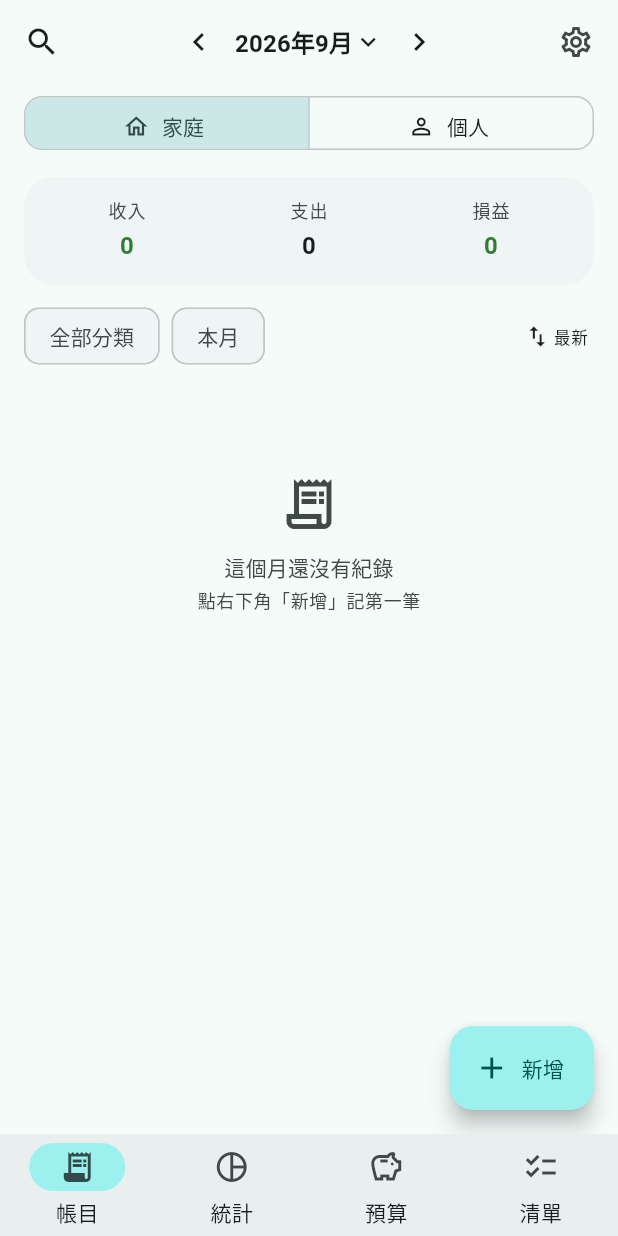
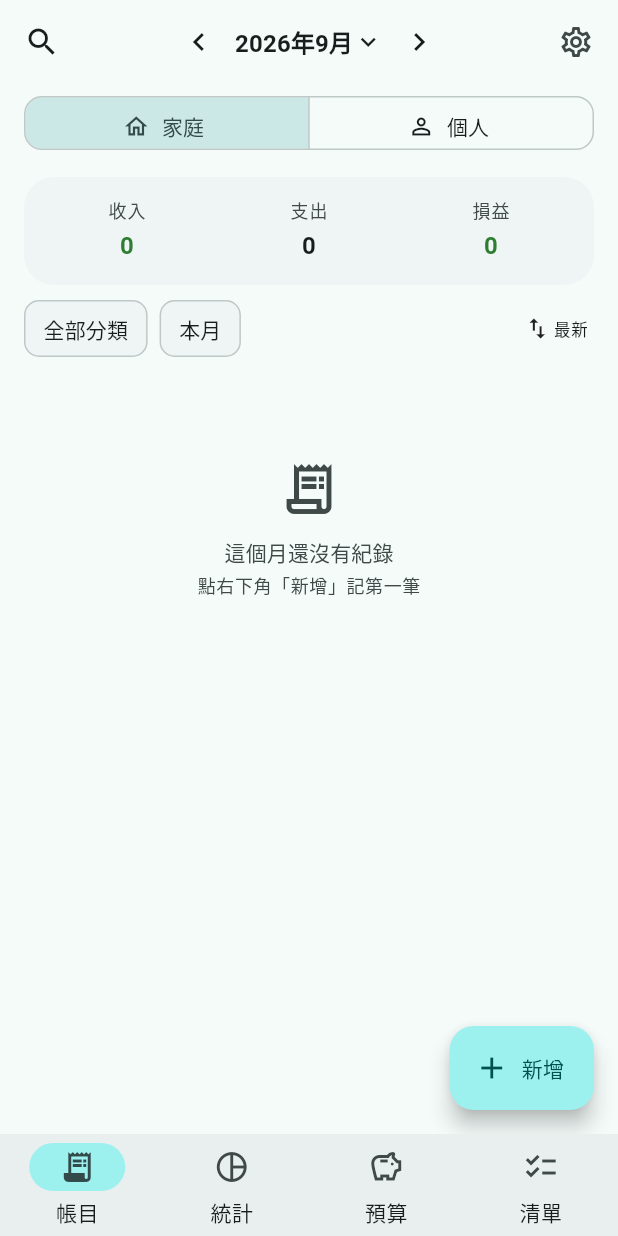
Before and after one commit to mike504110403/accounting, a Flutter app: the EntriesPage screen opened by its route, on a phone screen of 412 x 824 dp. Run offline on Flutter 3.47's test engine with Material 3 defaults, Android fonts, the phone set to English and light mode, and no system bars; our stand-ins replace flutter_riverpod, flutter_slidable, go_router, google_fonts, share_plus, shared_preferences and 2 more; accounts and stored records are empty.

Commit message:
fix(entries): 篩選 pill 自組取代 InputChip——避開特定裝置 Chip 對 CJK 量寬截字

```diff
--- a/lib/features/entries/entries_page.dart
+++ b/lib/features/entries/entries_page.dart
@@ -372,13 +372,12 @@ class _EntriesPageState extends ConsumerState<EntriesPage> {
                                 scrollDirection: Axis.horizontal,
                                 child: Row(
                                   children: [
-                                    InputChip(
+                                    _FilterPill(
                                       key: const Key('filter-category-chip'),
-                                      showCheckmark: false,
-                                      label: Text(_filterCategoryName(categories)),
-                                      selected: _filterCategoryId != null,
-                                      onPressed: () => _pickFilterCategory([...categories]..sort((a, b) => a.sort.compareTo(b.sort))),
-                                      onDeleted: _filterCategoryId == null
+                                      label: _filterCategoryName(categories),
+                                      active: _filterCategoryId != null,
+                                      onTap: () => _pickFilterCategory([...categories]..sort((a, b) => a.sort.compareTo(b.sort))),
+                                      onClear: _filterCategoryId == null
                                           ? null
                                           : () => setState(() {
                                                 _filterCategoryId = null;
@@ -386,13 +385,12 @@ class _EntriesPageState extends ConsumerState<EntriesPage> {
                                               }),
                                     ),
                                     const SizedBox(width: 8),
-                                    InputChip(
+                                    _FilterPill(
                                       key: const Key('filter-range-chip'),
-                                      showCheckmark: false,
-                                      label: Text(_rangeLabel()),
-                                      selected: _range != null,
-                                      onPressed: _pickRange,
-                                      onDeleted: _range == null
+                                      label: _rangeLabel(),
+                                      active: _range != null,
+                                      onTap: _pickRange,
+                                      onClear: _range == null
                                           ? null
                                           : () => setState(() {
                                                 _range = null;
@@ -805,3 +803,58 @@ class _EmptyState extends StatelessWidget {
     );
   }
 }
+
+/// 篩選 pill：自組（Container＋padding＋Text），不用 Chip——
+/// Mike 裝置上 Chip 的內建標籤量寬會把 CJK 量窄導致硬截字（2026-09-04 實錄，
+/// 同頁自組的「細項 N」徽章正常），改用與徽章相同的機制就地免疫。
+class _FilterPill extends StatelessWidget {
+  const _FilterPill({
+    super.key,
+    required this.label,
+    required this.active,
+    required this.onTap,
+    this.onClear,
+  });
+
+  final String label;
+  final bool active;
+  final VoidCallback onTap;
+  final VoidCallback? onClear;
+
+  @override
+  Widget build(BuildContext context) {
+    final t = Theme.of(context);
+    return Material(
+      color: active ? t.colorScheme.secondaryContainer : t.colorScheme.surfaceContainerLow,
+      borderRadius: BorderRadius.circular(10),
+      child: InkWell(
+        borderRadius: BorderRadius.circular(10),
+        onTap: onTap,
+        child: Container(
+          padding: const EdgeInsets.symmetric(horizontal: 12, vertical: 8),
+          decoration: BoxDecoration(
+            borderRadius: BorderRadius.circular(10),
+            border: Border.all(color: active ? Colors.transparent : t.colorScheme.outlineVariant),
+          ),
+          child: Row(
+            mainAxisSize: MainAxisSize.min,
+            children: [
+              Text(label,
+                  softWrap: false,
+                  style: t.textTheme.labelLarge?.copyWith(
+                      color: active ? t.colorScheme.onSecondaryContainer : t.colorScheme.onSurface)),
+              if (onClear != null) ...[
+                const SizedBox(width: 6),
+                GestureDetector(
+                  onTap: onClear,
+                  child: Icon(Icons.close, size: 15,
+                      color: active ? t.colorScheme.onSecondaryContainer : t.colorScheme.onSurfaceVariant),
+                ),
+              ],
+            ],
+          ),
+        ),
+      ),
+    );
+  }
+}
```
